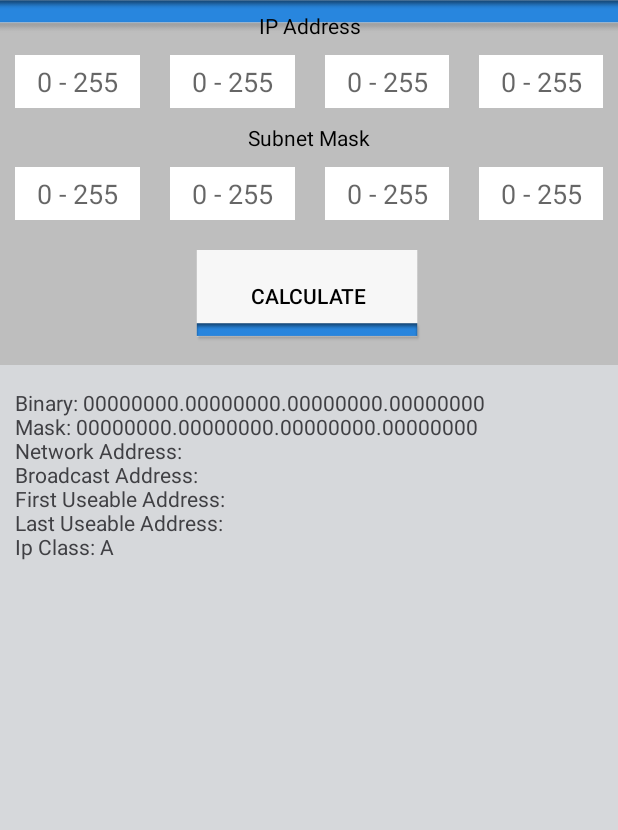
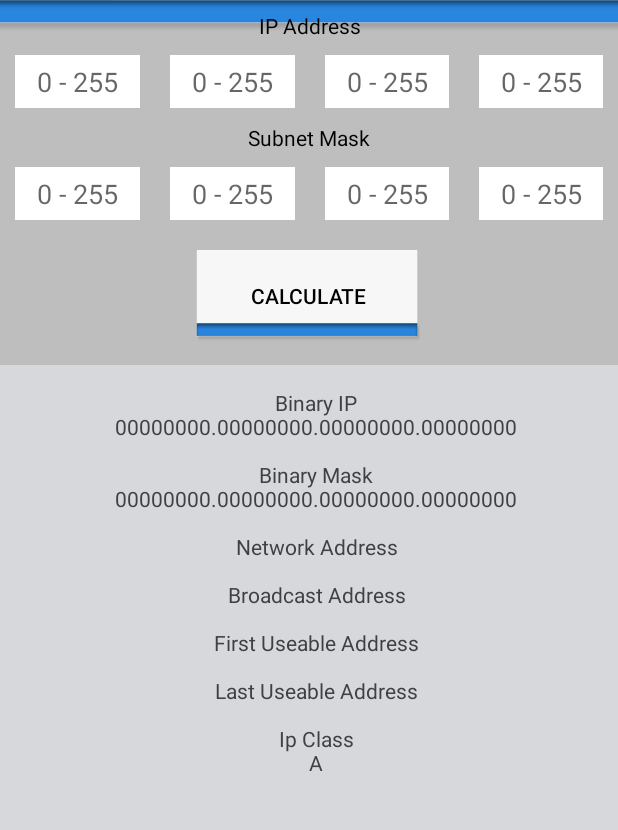
Before and after one commit to Brownie95/IP-Subnet-Calc, an Android app: the Calculator screen opened directly, with no data from a screen before it, after a tap on "CALCULATE", on a phone screen of 412 x 824 dp, the part 118-948 px from its top. Run offline under Robolectric (Android 15) with nearby library versions, the phone set to English and light mode, and no system bars; 8 statements that could not run were skipped.

Commit message:
Changed formatting of output. - Output is centered.

```diff
--- a/IPSubnetCalculator/app/src/main/java/abrown101476628/ipsubnetcalculator/Calculator.java
+++ b/IPSubnetCalculator/app/src/main/java/abrown101476628/ipsubnetcalculator/Calculator.java
@@ -142,9 +142,9 @@ public class Calculator extends AppCompatActivity {
             ipClass = "C";
         }
 
-        outputResult.setText("Binary: " + binaryValue4 + "." + binaryValue3  + "." + binaryValue2  + "." + binaryValue1 + "\n"
-                + "Mask: " + binaryOct4Result + "." + binaryOct3Result + "." + binaryOct2Result + "." + binaryOct1Result + "\n"
-        + "Network Address: " + "\n" + "Broadcast Address: " + "\n" +  "First Useable Address: "
-                        + "\n" + "Last Useable Address: " + "\n" + "Ip Class: " + ipClass);
+        outputResult.setText("Binary IP" + "\n" + binaryValue4 + "." + binaryValue3  + "." + binaryValue2  + "." + binaryValue1
+                + "\n\n" + "Binary Mask" + "\n" + binaryOct4Result + "." + binaryOct3Result + "." + binaryOct2Result + "." + binaryOct1Result + "\n"
+        + "\n" + "Network Address" + "\n\n" + "Broadcast Address" + "\n\n" +  "First Useable Address"
+                        + "\n\n" + "Last Useable Address" + "\n\n" + "Ip Class" + "\n" + ipClass);
     }
 }
--- a/IPSubnetCalculator/app/src/main/res/layout/calculator.xml
+++ b/IPSubnetCalculator/app/src/main/res/layout/calculator.xml
@@ -201,11 +201,11 @@
         android:layout_width="match_parent"
         android:layout_height="242dp"
         android:layout_marginTop="15dp"
+        android:layout_weight="0.68"
         android:background="?attr/outputFieldColor"
         android:paddingLeft="10dp"
         android:paddingTop="15dp"
-        android:textAlignment="textStart"
-        android:textColor="?attr/secondaryTextColor"
-        android:layout_weight="0.68" />
+        android:textAlignment="center"
+        android:textColor="?attr/secondaryTextColor" />
 
 </LinearLayout>
```
